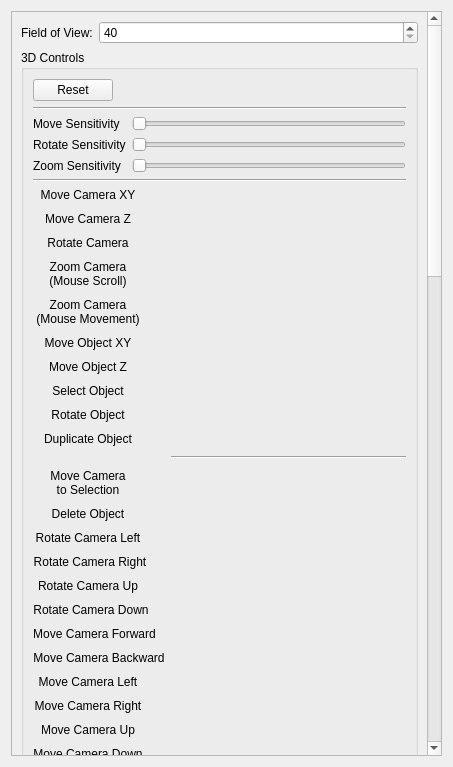
Above: ui/widgets/settings/module_designer.ui from NickHugi/PyKotor before the change. Below: the same form after it.
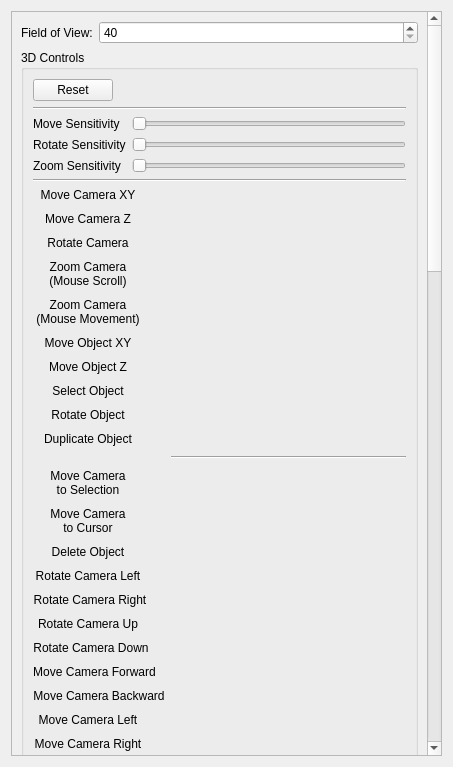
That is the form after the change. Custom widgets are drawn as their Qt base class.

Commit message: Add keybind to jump camera to 3d cursor

Diff of the .ui file:
```diff
--- a/ui/widgets/settings/module_designer.ui
+++ b/ui/widgets/settings/module_designer.ui
@@ -23,9 +23,9 @@
       <property name="geometry">
        <rect>
         <x>0</x>
-        <y>-748</y>
+        <y>-145</y>
         <width>416</width>
-        <height>2129</height>
+        <height>2151</height>
        </rect>
       </property>
       <layout class="QVBoxLayout" name="verticalLayout">
@@ -415,7 +415,7 @@
               </property>
              </widget>
             </item>
-            <item row="12" column="0">
+            <item row="13" column="0">
              <widget class="QLabel" name="label_7">
               <property name="minimumSize">
                <size>
@@ -439,10 +439,10 @@
               </property>
              </widget>
             </item>
-            <item row="12" column="1">
+            <item row="13" column="1">
              <widget class="SetBindWidget" name="deleteObject3dBindEdit" native="true"/>
             </item>
-            <item row="13" column="0">
+            <item row="14" column="0">
              <widget class="QLabel" name="label_46">
               <property name="minimumSize">
                <size>
@@ -466,10 +466,10 @@
               </property>
              </widget>
             </item>
-            <item row="13" column="1">
+            <item row="14" column="1">
              <widget class="SetBindWidget" name="rotateCameraLeft3dBindEdit" native="true"/>
             </item>
-            <item row="14" column="0">
+            <item row="15" column="0">
              <widget class="QLabel" name="label_47">
               <property name="minimumSize">
                <size>
@@ -493,10 +493,10 @@
               </property>
              </widget>
             </item>
-            <item row="14" column="1">
+            <item row="15" column="1">
              <widget class="SetBindWidget" name="rotateCameraRight3dBindEdit" native="true"/>
             </item>
-            <item row="15" column="0">
+            <item row="16" column="0">
              <widget class="QLabel" name="label_48">
               <property name="minimumSize">
                <size>
@@ -520,10 +520,10 @@
               </property>
              </widget>
             </item>
-            <item row="15" column="1">
+            <item row="16" column="1">
              <widget class="SetBindWidget" name="rotateCameraUp3dBindEdit" native="true"/>
             </item>
-            <item row="16" column="0">
+            <item row="17" column="0">
              <widget class="QLabel" name="label_49">
               <property name="minimumSize">
                <size>
@@ -547,10 +547,10 @@
               </property>
              </widget>
             </item>
-            <item row="16" column="1">
+            <item row="17" column="1">
              <widget class="SetBindWidget" name="rotateCameraDown3dBindEdit" native="true"/>
             </item>
-            <item row="17" column="0">
+            <item row="18" column="0">
              <widget class="QLabel" name="label_50">
               <property name="minimumSize">
                <size>
@@ -574,10 +574,10 @@
               </property>
              </widget>
             </item>
-            <item row="17" column="1">
+            <item row="18" column="1">
              <widget class="SetBindWidget" name="moveCameraForward3dBindEdit" native="true"/>
             </item>
-            <item row="18" column="0">
+            <item row="19" column="0">
              <widget class="QLabel" name="label_51">
               <property name="minimumSize">
                <size>
@@ -601,10 +601,10 @@
               </property>
              </widget>
             </item>
-            <item row="18" column="1">
+            <item row="19" column="1">
              <widget class="SetBindWidget" name="moveCameraBackward3dBindEdit" native="true"/>
             </item>
-            <item row="19" column="0">
+            <item row="20" column="0">
              <widget class="QLabel" name="label_53">
               <property name="minimumSize">
                <size>
@@ -628,10 +628,10 @@
               </property>
              </widget>
             </item>
-            <item row="19" column="1">
+            <item row="20" column="1">
              <widget class="SetBindWidget" name="moveCameraLeft3dBindEdit" native="true"/>
             </item>
-            <item row="20" column="0">
+            <item row="21" column="0">
              <widget class="QLabel" name="label_52">
               <property name="minimumSize">
                <size>
@@ -655,10 +655,10 @@
               </property>
              </widget>
             </item>
-            <item row="20" column="1">
+            <item row="21" column="1">
              <widget class="SetBindWidget" name="moveCameraRight3dBindEdit" native="true"/>
             </item>
-            <item row="21" column="0">
+            <item row="22" column="0">
              <widget class="QLabel" name="label_54">
               <property name="minimumSize">
                <size>
@@ -682,10 +682,10 @@
               </property>
              </widget>
             </item>
-            <item row="21" column="1">
+            <item row="22" column="1">
              <widget class="SetBindWidget" name="moveCameraUp3dBindEdit" native="true"/>
             </item>
-            <item row="22" column="0">
+            <item row="23" column="0">
              <widget class="QLabel" name="label_55">
               <property name="minimumSize">
                <size>
@@ -709,10 +709,10 @@
               </property>
              </widget>
             </item>
-            <item row="22" column="1">
+            <item row="23" column="1">
              <widget class="SetBindWidget" name="moveCameraDown3dBindEdit" native="true"/>
             </item>
-            <item row="23" column="0">
+            <item row="24" column="0">
              <widget class="QLabel" name="label_56">
               <property name="minimumSize">
                <size>
@@ -736,10 +736,10 @@
               </property>
              </widget>
             </item>
-            <item row="23" column="1">
+            <item row="24" column="1">
              <widget class="SetBindWidget" name="zoomCameraIn3dBindEdit" native="true"/>
             </item>
-            <item row="24" column="0">
+            <item row="25" column="0">
              <widget class="QLabel" name="label_57">
               <property name="minimumSize">
                <size>
@@ -763,7 +763,7 @@
               </property>
              </widget>
             </item>
-            <item row="24" column="1">
+            <item row="25" column="1">
              <widget class="SetBindWidget" name="zoomCameraOut3dBindEdit" native="true"/>
             </item>
             <item row="11" column="0">
@@ -821,6 +821,34 @@
               </property>
              </widget>
             </item>
+            <item row="12" column="0">
+             <widget class="QLabel" name="label_69">
+              <property name="minimumSize">
+               <size>
+                <width>110</width>
+                <height>0</height>
+               </size>
+              </property>
+              <property name="toolTip">
+               <string>Reacts to keyboard input.</string>
+              </property>
+              <property name="styleSheet">
+               <string notr="true">QLabel:hover {
+	color: #555;
+}</string>
+              </property>
+              <property name="text">
+               <string>Move Camera
+to Cursor</string>
+              </property>
+              <property name="alignment">
+               <set>Qt::AlignCenter</set>
+              </property>
+             </widget>
+            </item>
+            <item row="12" column="1">
+             <widget class="SetBindWidget" name="moveCameraToCursor3dBindEdit" native="true"/>
+            </item>
            </layout>
           </item>
          </layout>
```
The commit also changes 3 other files.
